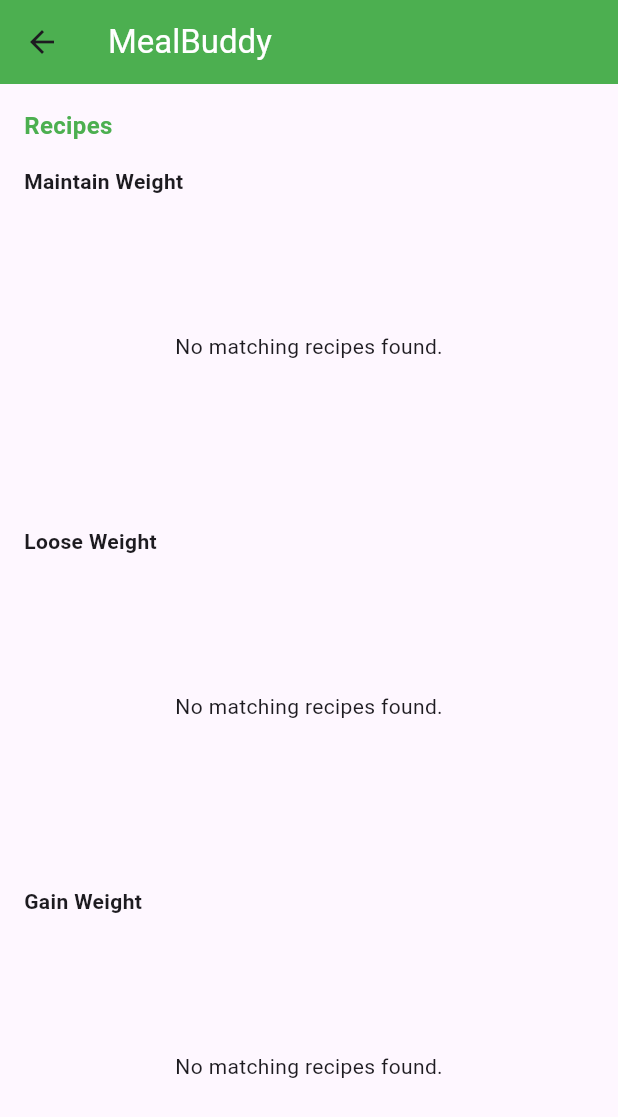
After one commit to SumiyaBarsha/mealBuddy, a Flutter app: the HomePage screen opened directly, after a tap on "Lunch", on a phone screen of 412 x 824 dp. The commit adds this screen. Shown: the top 1117 px of the screen. Run offline on Flutter 3.47's test engine with Material 2 defaults, Android fonts, the phone set to English and light mode, and no system bars; our stand-ins replace firebase_auth, firebase_core, firebase_database, firebase_messaging, firebase_storage, flutter_local_notifications and 1 more; accounts and stored records are empty; network calls fail.

Commit message:
Meal Suggestion

```diff
--- a/lib/globals.dart
+++ b/lib/globals.dart
@@ -1 +1,3 @@
 bool isAdmin= false;
+String mealtype= 'breakfast';
+double kcalLeftValue = 0.0;
--- a/lib/home.dart
+++ b/lib/home.dart
@@ -7,6 +7,7 @@ import 'package:firebase_database/firebase_database.dart';
 import 'package:meal_recommender/groceriesPage.dart';
 import 'package:firebase_auth/firebase_auth.dart';
 import 'package:meal_recommender/recipes.dart';
+import 'mealSuggestion.dart';
 import 'globals.dart';
 import 'AdminRecipePage.dart';
 
@@ -48,15 +49,57 @@ class HomePage extends StatefulWidget {
   @override
   _HomePageState createState() => _HomePageState();
 }
-
 class _HomePageState extends State<HomePage> {
   final DatabaseReference _dbRef =
   FirebaseDatabase.instance.ref().child("DRI");
+  final FirebaseAuth _auth = FirebaseAuth.instance;
+  final FirebaseDatabase _database = FirebaseDatabase.instance;
+  void initState() {
+    super.initState();
+    fetchUserData();
+  }
+  double? weight, height, age;
+  double eatenValue = 0.0; // Initialize with actual values from DRI Tool
+// Initialize with actual values from DRI Tool
+  double burnedValue = 0.0; // Initialize with actual values from DRI Tool
 
 
-  double eatenValue = 0.0; // Initialize with actual values from DRI Tool
-  double kcalLeftValue = 0.0; // Initialize with actual values from DRI Tool
-  double burnedValue = 0.0; // Initialize with actual values from DRI Tool
+  void fetchUserData() async {
+
+    User? user = _auth.currentUser;
+
+    if (user != null) {
+      String userId = user.uid;
+
+      DatabaseReference userRef = _database.reference().child('Users').child(userId);
+
+      try {
+
+        DatabaseEvent event = await userRef.once();
+        DataSnapshot dataSnapshot = event.snapshot;
+        // You can access the data using dataSnapshot.value
+        if (dataSnapshot.value != null) {
+          Map<dynamic, dynamic> userData = dataSnapshot.value as Map<dynamic, dynamic>;
+          // Parse the values
+          double? weight = _parseDouble(userData['weight']);
+          double? height = _parseDouble(userData['height']);
+          double? age = _parseDouble(userData['age']);
+          // Calculate kcalLeftValue and update state
+          setState(() {
+            kcalLeftValue = _calculateKcalLeftValue(weight, height, age);
+          });
+          print(kcalLeftValue);
+        } else {
+          print("User data not found.");
+        }
+      } catch (error) {
+        print("Error fetching user data: $error");
+      }
+    } else {
+      print("No user is signed in.");
+    }
+  }
+
 
   DateTime selectedDate = DateTime.now();
 
@@ -67,12 +110,6 @@ class _HomePageState extends State<HomePage> {
   int _currentIndex = 0;
 
 
-  @override
-  void initState() {
-    super.initState();
-    fetchDataFromDatabase();
-
-  }
 
 
 
@@ -126,7 +163,13 @@ class _HomePageState extends State<HomePage> {
       }
     });
   }
+  double _parseDouble(String? value) {
+    return value != null ? double.tryParse(value) ?? 0.0 : 0.0;
+  }
 
+  double _calculateKcalLeftValue(double? weight, double? height, double? age) {
+    return 88.362 + (13.397 * (weight ?? 0)) + (4.799 * (height ?? 0)) - (5.677 * (age ?? 0));
+  }
   @override
   Widget build(BuildContext context) {
     return Scaffold(
@@ -335,28 +378,54 @@ class _HomePageState extends State<HomePage> {
                   ),
                   child: Column(
                     children: <Widget>[
-                      MealCard(
+                      InkWell(
+                        onTap: () {
+                          // Action when Breakfast card is tapped
+                          mealtype = 'breakfast';
+                          Navigator.push(
+                            context,
+                            MaterialPageRoute(builder: (context) => MealSuggestionPage()),
+                          );
+                        },
+                        child: MealCard(
                           title: 'Breakfast',
                           imageUrl: 'images/breakfast.png',
                           calorieRange: 'Recommended 255 - 383 kcal',
                         ),
+                      ),
                       Divider(),
-                      MealCard(
+                      InkWell(
+                        onTap: () {
+                          // Action when Lunch card is tapped
+                          print('Lunch tapped');
+                          mealtype = 'lunch';
+                          Navigator.push(
+                            context,
+                            MaterialPageRoute(builder: (context) => MealSuggestionPage()),
+                          );
+                        },
+                        child: MealCard(
                           title: 'Lunch',
                           imageUrl: 'images/lunchbox.png',
                           calorieRange: 'Recommended 383 - 510 kcal',
                         ),
+                      ),
                       Divider(),
-                      MealCard(
+                      InkWell(
+                        onTap: () {
+                          // Action when Dinner card is tapped
+                          print('Dinner tapped');
+                          mealtype = 'dinner';
+                          Navigator.push(
+                            context,
+                            MaterialPageRoute(builder: (context) => MealSuggestionPage()),
+                          );
+                        },
+                        child: MealCard(
                           title: 'Dinner',
                           imageUrl: 'images/meal.png',
                           calorieRange: 'Recommended 383 - 510 kcal',
                         ),
-                      Divider(),
-                      MealCard(
-                        title: 'Snacks',
-                        imageUrl: 'images/snacks.png',
-                        calorieRange: 'Recommended 64 - 128 kcal',
                       ),
                     ],
                   ),
--- a/lib/login.dart
+++ b/lib/login.dart
@@ -177,7 +177,7 @@ class _LoginState extends State<Login> {
                   if(emailController.text=='admin@gmail.com'){
                     isAdmin=true;
                   }
-                  else isAdmin=false;
+                  else isAdmin=true;
                   print(isAdmin);
                   _navigateToHomePage(context);
                 }
--- /dev/null
+++ b/lib/mealSuggestion.dart
@@ -0,0 +1,443 @@
+import 'package:flutter/material.dart';
+import 'package:firebase_database/firebase_database.dart';
+import 'package:meal_recommender/globals.dart';
+import 'globals.dart';
+class MealSuggestionPage extends StatefulWidget {
+  @override
+  _MealSuggestionPageState createState() => _MealSuggestionPageState();
+}
+
+class Pair<T1, T2> {
+  T1 first;
+  T2 second;
+
+  Pair(this.first, this.second);
+}
+
+class _MealSuggestionPageState  extends State<MealSuggestionPage> {
+  int _selectedIndex = 0;
+  final DatabaseReference _recipesRef = FirebaseDatabase.instance.ref().child('recipes');
+  List<Pair<double, String>> vectorOfPairs = [] , vectorOfPairsL = [] ,vectorOfPairsG = [];
+  void _onItemTapped(int index) {
+    setState(() {
+      _selectedIndex = index;
+    });
+    // Add navigation logic here
+  }
+  @override
+  void initState() {
+    super.initState();
+    loadDataFromFirebase();
+    print("2");
+    for (var pair in vectorOfPairs) {
+      print("${pair.first} -> ${pair.second}");
+    }
+
+  }
+  void loadDataFromFirebase() async {
+    _recipesRef.once().then((DatabaseEvent event) {
+      if (event.snapshot.exists) {
+        Map<dynamic, dynamic> recipes = event.snapshot.value as Map<dynamic, dynamic>;
+        setState(() {
+          vectorOfPairs = recipes.entries
+              .where((e) => e.value['mealType'] == mealtype) // Filter for breakfast recipes
+              .map((e) {
+            var recipe = e.value as Map<dynamic, dynamic>;
+            double kcal;
+            if (recipe['kcal'] is int) {
+              kcal = (recipe['kcal'] as int).toDouble();
+            } else if (recipe['kcal'] is double) {
+              kcal = recipe['kcal'];
+              print(kcal);
+            } else {
+              print('Unexpected type for kcal in recipe ${recipe['title']}');
+              kcal = 0.0; // Default value for unexpected type
+            }
+            kcal=kcalLeftValue*4/15-kcal;
+            if(kcal<0){
+              kcal=-kcal;
+            }
+            return Pair<double, String>(kcal, recipe['title'] as String);
+          }).toList();
+          print("0");
+          vectorOfPairs.sort((a, b) => a.first.compareTo(b.first));
+
+          vectorOfPairsL = recipes.entries
+              .where((e) => e.value['mealType'] == mealtype) // Filter for breakfast recipes
+              .map((e) {
+            var recipe = e.value as Map<dynamic, dynamic>;
+            double kcal;
+            if (recipe['kcal'] is int) {
+              kcal = (recipe['kcal'] as int).toDouble();
+            } else if (recipe['kcal'] is double) {
+              kcal = recipe['kcal'];
+              print(kcal);
+            } else {
+              print('Unexpected type for kcal in recipe ${recipe['title']}');
+              kcal = 0.0; // Default value for unexpected type
+            }
+            kcal=kcalLeftValue*3/15-kcal;
+            if(kcal<0){
+              kcal=-kcal;
+            }
+            return Pair<double, String>(kcal, recipe['title'] as String);
+          }).toList();
+          print("0");
+          vectorOfPairsL.sort((a, b) => a.first.compareTo(b.first));
+
+          vectorOfPairsG = recipes.entries
+              .where((e) => e.value['mealType'] == mealtype) // Filter for breakfast recipes
+              .map((e) {
+            var recipe = e.value as Map<dynamic, dynamic>;
+            double kcal;
+            if (recipe['kcal'] is int) {
+              kcal = (recipe['kcal'] as int).toDouble();
+            } else if (recipe['kcal'] is double) {
+              kcal = recipe['kcal'];
+              print(kcal);
+            } else {
+              print('Unexpected type for kcal in recipe ${recipe['title']}');
+              kcal = 0.0; // Default value for unexpected type
+            }
+            kcal=kcalLeftValue*5/15-kcal;
+            if(kcal<0){
+              kcal=-kcal;
+            }
+            return Pair<double, String>(kcal, recipe['title'] as String);
+          }).toList();
+          print("0");
+          vectorOfPairsG.sort((a, b) => a.first.compareTo(b.first));
+
+        });
+      }
+    }).catchError((error) {
+      print('Error fetching data: $error');
+    });
+    print("1");
+    for (var pair in vectorOfPairs) {
+      print("${pair.first} -> ${pair.second}");
+    }
+  }
+
+  void showRecipeDetails(Map recipe) {
+    showDialog(
+      context: context,
+      builder: (BuildContext context) {
+        return Dialog(
+          child: Column(
+            mainAxisSize: MainAxisSize.min, // Use as little space as necessary
+            children: <Widget>[
+              Image.network(
+                recipe['image'] ?? 'https://via.placeholder.com/150',
+                height: 200, // Fixed height for the image
+                width: double.infinity, // Image takes the full width of the dialog
+                fit: BoxFit.cover,
+              ),
+              Padding(
+                padding: const EdgeInsets.all(16.0),
+                child: Column(
+                  crossAxisAlignment: CrossAxisAlignment.start,
+                  children: <Widget>[
+                    Text(
+                      recipe['title'] ?? 'Recipe Title',
+                      style: TextStyle(
+                        fontWeight: FontWeight.bold,
+                        fontSize: 24.0,
+                      ),
+                    ),
+                    SizedBox(height: 10),
+                    Text('Carbohydrates: ${recipe['carbs'] ?? 'N/A'}g'),
+                    SizedBox(height: 4),
+                    Text('Protein: ${recipe['protein'] ?? 'N/A'}g'),
+                    SizedBox(height: 4),
+                    Text('Fat: ${recipe['fat'] ?? 'N/A'}g'),
+                    SizedBox(height: 10),
+                    Text(
+                      'Description:',
+                      style: TextStyle(
+                        fontWeight: FontWeight.bold,
+                      ),
+                    ),
+                    Text(recipe['recipe'] ?? 'No description provided.'),
+                  ],
+                ),
+              ),
+              TextButton(
+                child: Text('Close'),
+                onPressed: () {
+                  Navigator.of(context).pop();
+                },
+              ),
+            ],
+          ),
+        );
+      },
+    );
+  }
+
+
+  @override
+  Widget build(BuildContext context) {
+    for (var pair in vectorOfPairs) {
+      print("${pair.first} -> ${pair.second}");
+    }
+    for (var pair in vectorOfPairsL) {
+      print("${pair.first} -> ${pair.second}");
+    }
+    for (var pair in vectorOfPairsG) {
+      print("${pair.first} -> ${pair.second}");
+    }
+    return Scaffold(
+      appBar: AppBar(
+        backgroundColor: Colors.green,
+        title: Text('MealBuddy',
+          style: TextStyle(
+            color: Colors.white,
+          ),
+        ),
+      ),
+      body: ListView(
+        children: <Widget>[
+          // Your header section here
+          Padding(
+            padding: EdgeInsets.all(16.0),
+            child: Text('Recipes',
+              style: TextStyle(
+                color: Colors.green,
+                fontWeight: FontWeight.bold,
+                fontSize: 16.00,
+              ),
+            ),
+          ),
+          // Horizontally scrollable cards
+
+          Container(
+            height: 220, // Adjust the height to fit your design
+            child: Column(
+              crossAxisAlignment: CrossAxisAlignment.start,
+              children: [
+                Padding(
+                  padding: EdgeInsets.symmetric(horizontal: 16.0),
+                  child: Text('Maintain Weight', style: TextStyle(fontWeight: FontWeight.bold)),
+                ),
+                Expanded(
+                  child: StreamBuilder(
+                    stream: _recipesRef.onValue,
+                    builder: (context, AsyncSnapshot<DatabaseEvent> snapshot) {
+                      if (snapshot.hasError) {
+                        return Text('Something went wrong');
+                      }
+
+                      if (snapshot.connectionState == ConnectionState.waiting) {
+                        return CircularProgressIndicator(); // Display a loading indicator while waiting
+                      }
+                      if (snapshot.data?.snapshot.value != null) {
+                        Map recipes = snapshot.data!.snapshot.value as Map<dynamic, dynamic>;
+                        // Filter items based on whether their title matches any in vectorOfPairs
+                        List items = recipes.entries.map((e) => e.value).where((item) {
+                          return vectorOfPairs.any((pair) => pair.second == item['title']);
+                        }).toList();
+
+                        // Sort the items to match the order in vectorOfPairs
+                        items.sort((a, b) {
+                          int indexA = vectorOfPairs.indexWhere((pair) => pair.second == a['title']);
+                          int indexB = vectorOfPairs.indexWhere((pair) => pair.second == b['title']);
+                          return indexA.compareTo(indexB);
+                        });
+
+                        return Container(
+                          height: 220, // Adjust the height to fit your design
+                          child: ListView.builder(
+                            scrollDirection: Axis.horizontal,
+                            itemCount: items.length,
+                            itemBuilder: (context, index) {
+                              Map recipe = items[index];
+                              return buildCard(
+                                recipe['image'] ?? 'https://via.placeholder.com/150', // Provide a default image in case 'image' is null
+                                recipe['title'] ?? 'Recipe Title',
+                                'Kcal ' + recipe['carbs'], // assuming 'carbs' is a String
+                              );
+                            },
+                          ),
+                        );
+                      } else {
+                        // If the snapshot data is null, display a placeholder or a message
+                        return Center(
+                          child: Text('No matching recipes found.'),
+                        );
+                      }
+                    },
+                  ),
+                )
+              ],
+            ),
+          ),
+          SizedBox(height: 20),
+          Container(
+            height: 220, // Adjust the height to fit your design
+            child: Column(
+              crossAxisAlignment: CrossAxisAlignment.start,
+              children: [
+                Padding(
+                  padding: EdgeInsets.symmetric(horizontal: 16.0),
+                  child: Text('Loose Weight', style: TextStyle(fontWeight: FontWeight.bold)),
+                ),
+                Expanded(
+                  child: StreamBuilder(
+                    stream: _recipesRef.onValue,
+                    builder: (context, AsyncSnapshot<DatabaseEvent> snapshot) {
+                      if (snapshot.hasError) {
+                        return Text('Something went wrong');
+                      }
+
+                      if (snapshot.connectionState == ConnectionState.waiting) {
+                        return CircularProgressIndicator(); // Display a loading indicator while waiting
+                      }
+                      if (snapshot.data?.snapshot.value != null) {
+                        Map recipes = snapshot.data!.snapshot.value as Map<dynamic, dynamic>;
+                        // Filter items based on whether their title matches any in vectorOfPairs
+                        List items = recipes.entries.map((e) => e.value).where((item) {
+                          return vectorOfPairsL.any((pair) => pair.second == item['title']);
+                        }).toList();
+
+                        // Sort the items to match the order in vectorOfPairs
+                        items.sort((a, b) {
+                          int indexA = vectorOfPairsL.indexWhere((pair) => pair.second == a['title']);
+                          int indexB = vectorOfPairsL.indexWhere((pair) => pair.second == b['title']);
+                          return indexA.compareTo(indexB);
+                        });
+
+                        return Container(
+                          height: 220, // Adjust the height to fit your design
+                          child: ListView.builder(
+                            scrollDirection: Axis.horizontal,
+                            itemCount: items.length,
+                            itemBuilder: (context, index) {
+                              Map recipe = items[index];
+                              return buildCard(
+                                recipe['image'] ?? 'https://via.placeholder.com/150', // Provide a default image in case 'image' is null
+                                recipe['title'] ?? 'Recipe Title',
+                                'Kcal ' + recipe['carbs'], // assuming 'carbs' is a String
+                              );
+                            },
+                          ),
+                        );
+                      } else {
+                        // If the snapshot data is null, display a placeholder or a message
+                        return Center(
+                          child: Text('No matching recipes found.'),
+                        );
+                      }
+                    },
+                  ),
+                )
+              ],
+            ),
+          ),
+          SizedBox(height: 20),
+          Container(
+            height: 220, // Adjust the height to fit your design
+            child: Column(
+              crossAxisAlignment: CrossAxisAlignment.start,
+              children: [
+                Padding(
+                  padding: EdgeInsets.symmetric(horizontal: 16.0),
+                  child: Text('Gain Weight', style: TextStyle(fontWeight: FontWeight.bold)),
+                ),
+                Expanded(
+                  child: StreamBuilder(
+                    stream: _recipesRef.onValue,
+                    builder: (context, AsyncSnapshot<DatabaseEvent> snapshot) {
+                      if (snapshot.hasError) {
+                        return Text('Something went wrong');
+                      }
+
+                      if (snapshot.connectionState == ConnectionState.waiting) {
+                        return CircularProgressIndicator(); // Display a loading indicator while waiting
+                      }
+                      if (snapshot.data?.snapshot.value != null) {
+                        Map recipes = snapshot.data!.snapshot.value as Map<dynamic, dynamic>;
+                        // Filter items based on whether their title matches any in vectorOfPairs
+                        List items = recipes.entries.map((e) => e.value).where((item) {
+                          return vectorOfPairsG.any((pair) => pair.second == item['title']);
+                        }).toList();
+
+                        // Sort the items to match the order in vectorOfPairs
+                        items.sort((a, b) {
+                          int indexA = vectorOfPairsG.indexWhere((pair) => pair.second == a['title']);
+                          int indexB = vectorOfPairsG.indexWhere((pair) => pair.second == b['title']);
+                          return indexA.compareTo(indexB);
+                        });
+
+                        return Container(
+                          height: 220, // Adjust the height to fit your design
+                          child: ListView.builder(
+                            scrollDirection: Axis.horizontal,
+                            itemCount: items.length,
+                            itemBuilder: (context, index) {
+                              Map recipe = items[index];
+                              return buildCard(
+                                recipe['image'] ?? 'https://via.placeholder.com/150', // Provide a default image in case 'image' is null
+                                recipe['title'] ?? 'Recipe Title',
+                                'Kcal ' + recipe['carbs'], // assuming 'carbs' is a String
+                              );
+                            },
+                          ),
+                        );
+                      } else {
+                        // If the snapshot data is null, display a placeholder or a message
+                        return Center(
+                          child: Text('No matching recipes found.'),
+                        );
+                      }
+                    },
+                  ),
+                ),
+              ],
+            ),
+          ),
+          SizedBox(height: 30),
+        ],
+      ),
+    );
+  }
+
+  Widget buildCard(String imageUrl, String title, String subtitle) {
+    return InkWell(
+      onTap: () {
+        // You would need to pass the actual recipe Map data here
+        showRecipeDetails({
+          'image': imageUrl,
+          'title': title,
+          // Add other recipe details here as needed
+        });
+        print('Card tapped!');
+      },
+      child: Card(
+        margin: EdgeInsets.all(8.0),
+        child: Container(
+          width: 160, // Adjust the width to fit your design
+          child: Column(
+            crossAxisAlignment: CrossAxisAlignment.start,
+            children: <Widget>[
+              Image.network(
+                imageUrl,
+                height: 120, // Adjust the height to fit your design
+                width: 160,
+                fit: BoxFit.cover,
+              ),
+              Padding(
+                padding: EdgeInsets.all(8.0),
+                child: Text(title, style: TextStyle(fontWeight: FontWeight.bold)),
+              ),
+              Padding(
+                padding: EdgeInsets.symmetric(horizontal: 8.0),
+                child: Text(subtitle),
+              ),
+            ],
+          ),
+        ),
+      ),
+    );
+  }
+}
--- a/lib/personalDetail.dart
+++ b/lib/personalDetail.dart
@@ -1,6 +1,7 @@
 import 'package:flutter/material.dart';
 import 'package:meal_recommender/actvitylevel.dart';
 import 'package:meal_recommender/profile_page.dart';
+import 'package:firebase_database/firebase_database.dart';
 
 void main() => runApp(MyApp());
 
--- a/lib/profile_page.dart
+++ b/lib/profile_page.dart
@@ -83,6 +83,7 @@ class _ProfilePageState extends State<ProfilePage> {
           name = userData['name'];
           height = userData['height'];
           weight = userData['weight'];
+          age = userData['age'];
           setState(() {
             _profileImageUrl = userData['profileImageUrl'];
           });
```
Lines whose indentation alone changed are shown as unchanged.
